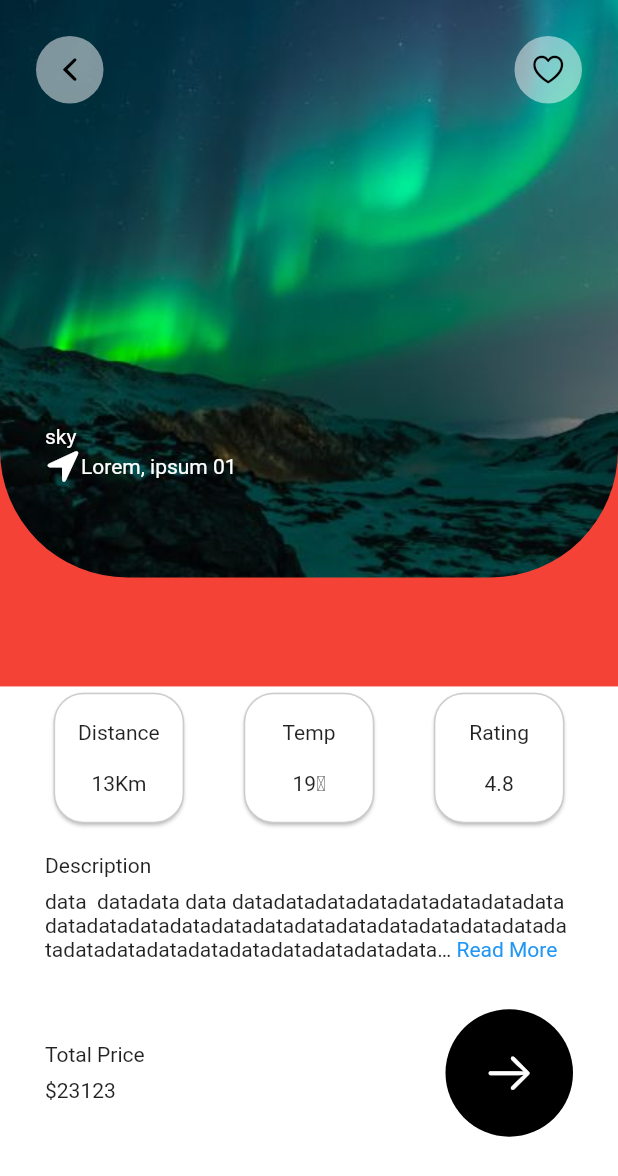
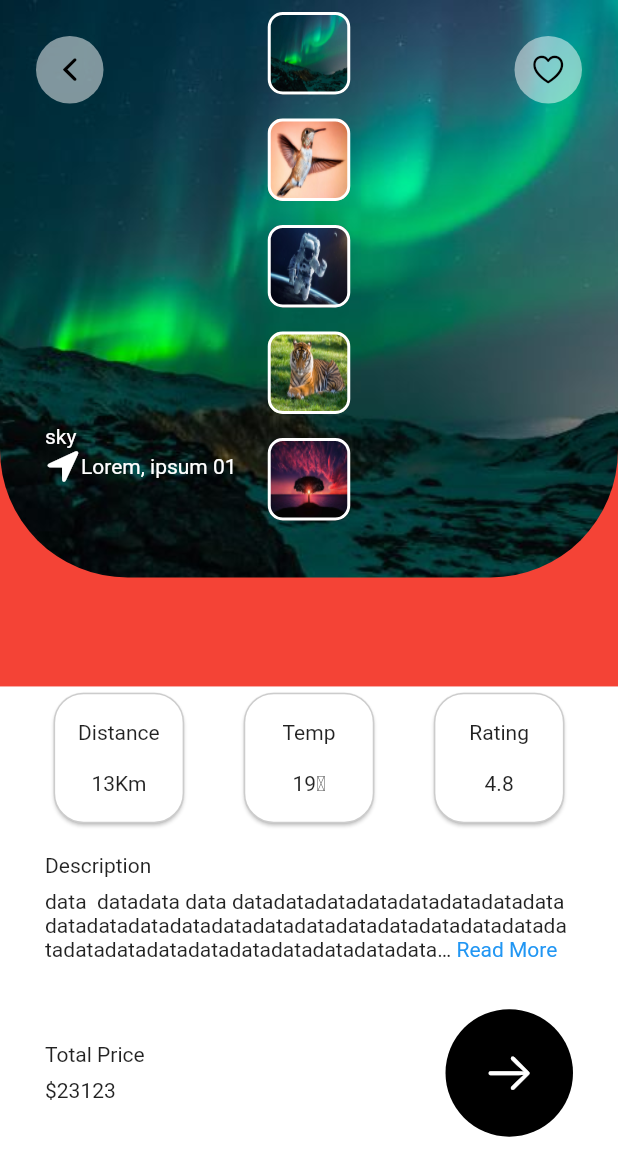
Before and after one commit to Arna98/TravelApp, a Flutter app: the screen it shows after launch, on a phone screen of 412 x 824 dp. Shown: the top 1176 px of the screen. Run offline on Flutter 3.47's test engine with Material 2 defaults, Android fonts, the phone set to English and light mode, and no system bars; drawn by our look-alikes of expandable_text.

Commit message:
implement listview and itembuilder

```diff
--- a/lib/main.dart
+++ b/lib/main.dart
@@ -30,7 +30,9 @@ class TravelInfoHome extends StatefulWidget {
 
 class _TravelInfoHomeState extends State<TravelInfoHome> {
   int _selcetedIndex = 0;
+  double? _sizeImage = 55;
   List<TravelItem> _travelItems = DataGenerator.getTravelItems();
+
   @override
   void initState() {
     super.initState();
@@ -108,13 +110,44 @@ class _TravelInfoHomeState extends State<TravelInfoHome> {
                             style: TextStyle(color: Colors.white)),
                         Row(
                           children: [
-                            Icon(CupertinoIcons.location_fill, color: Colors.white),
+                            Icon(CupertinoIcons.location_fill,
+                                color: Colors.white),
                             Text(_travelItems[_selcetedIndex].getLocation!,
                                 style: TextStyle(color: Colors.white))
                           ],
                         )
                       ],
-                    ))
+                    )),
+                //listView Items
+                Positioned(
+                    child: ListView.builder(
+                  itemCount: _travelItems.length,
+                  itemBuilder: (context, index) {
+                    return Column(children: [
+                      Padding(
+                        padding: const EdgeInsets.all(8.0),
+                        child: InkWell(
+                          onTap: () {},
+                          child: AnimatedContainer(
+                            width: _sizeImage,
+                            height: _sizeImage,
+                            duration: const Duration(milliseconds: 500),
+                            decoration: BoxDecoration(
+                                border:
+                                    Border.all(color: Colors.white, width: 2),
+                                borderRadius:
+                                    const BorderRadius.all(Radius.circular(10)),
+                                shape: BoxShape.rectangle,
+                                image: DecorationImage(
+                                    image: AssetImage(
+                                        _travelItems[index].getImage!),
+                                    fit: BoxFit.fill)),
+                          ),
+                        ),
+                      ),
+                    ]);
+                  },
+                ))
               ],
             ),
           ),
```
Also changed, not shown: assets/images/tiger.jpg (renamed from assets/images/tiger.jpeg).
